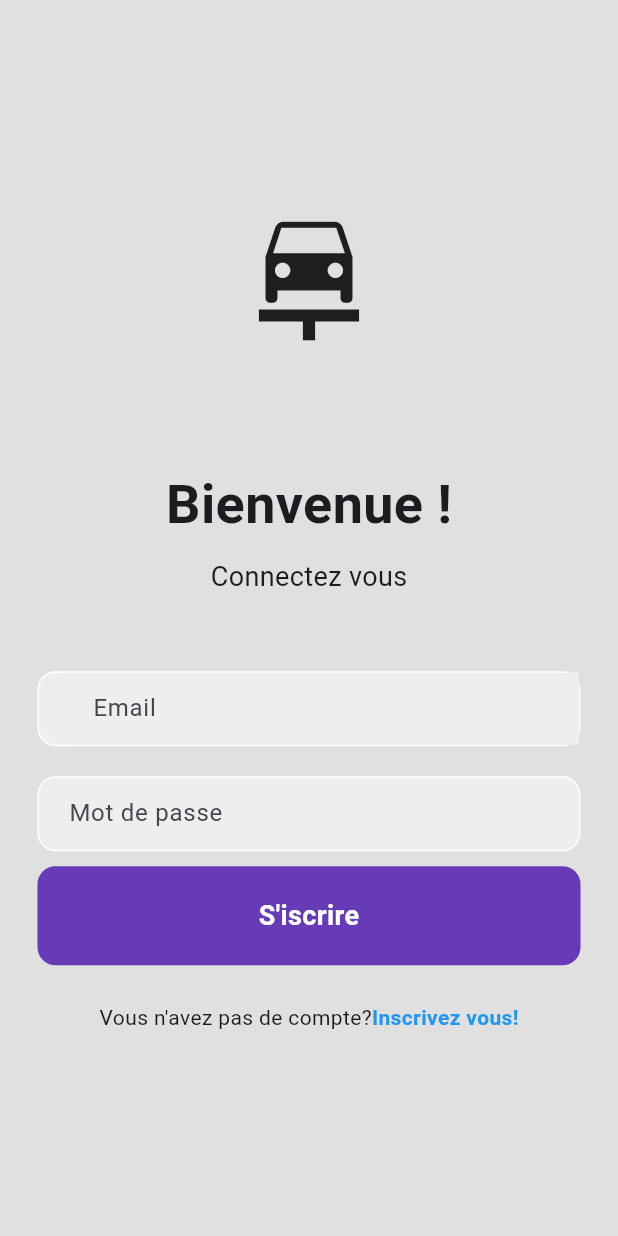
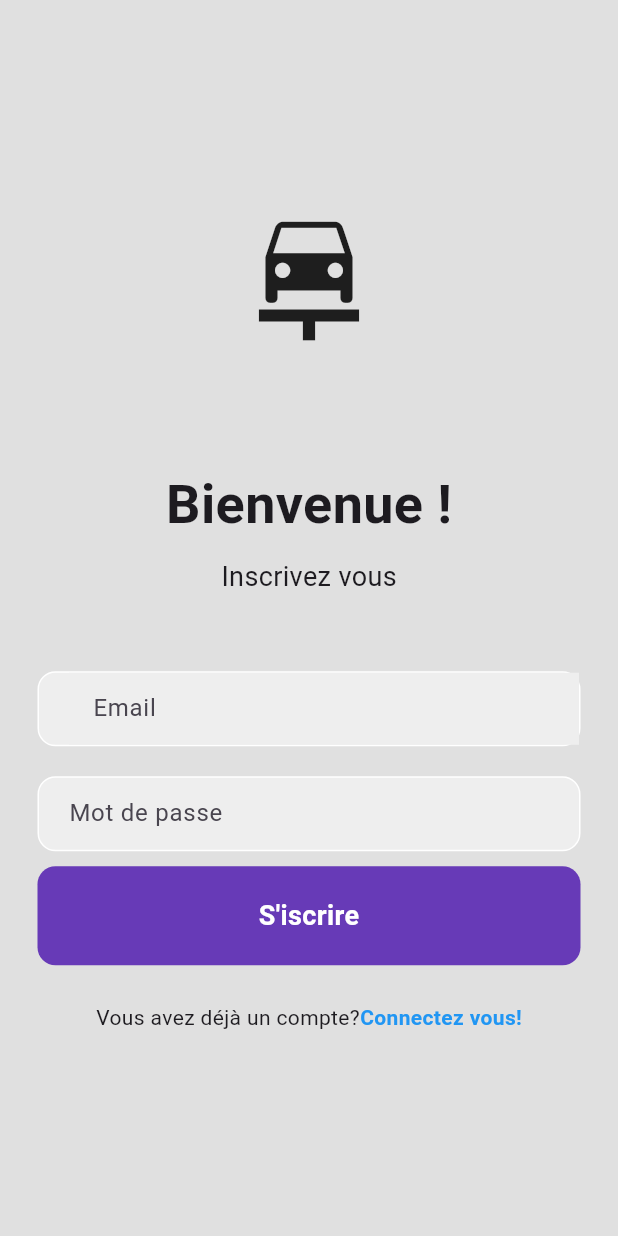
Before and after one commit to Rubensosmont/vhireapp, a Flutter app: the screen it shows after launch, after a tap on "Inscrivez vous!", on a phone screen of 412 x 824 dp. Run offline on Flutter 3.47's test engine with Material 3 defaults, Android fonts, the phone set to English and light mode, and no system bars; our stand-ins replace cloud_firestore, firebase_auth, firebase_core, flutter_spinkit; accounts and stored records are empty.

Commit message:
update of update function

```diff
--- a/lib/models/user.dart
+++ b/lib/models/user.dart
@@ -15,17 +15,18 @@ class AuthenticatedUser {
   // Constructor
   AuthenticatedUser({
     required this.id,
-    this.firstname = "",
-    this.email = "",
-    this.lastname = "",
-    this.gender = "",
-    this.idcard = "",
-    this.license_id = ""
+    this.firstname,
+    this.email,
+    this.lastname,
+    this.gender,
+    this.idcard,
+    this.license_id
   });
 
   // Function to update user's data
   Future update({String? lastname, String? firstname, String? email, String? gender, String? idcard, String? license_id}) async {
 
+    if((lastname!=null) || (firstname!=null) || (email!=null) || (gender!=null) || (idcard!=null) || (license_id!=null)) {
       if(lastname != null) {
         this.lastname = lastname;
       }
@@ -54,5 +55,6 @@ class AuthenticatedUser {
         "license_id": this.license_id
       });
     }
+  }
 
 }
--- a/lib/screens/authentication/login_page.dart
+++ b/lib/screens/authentication/login_page.dart
@@ -2,9 +2,8 @@ import 'package:flutter/material.dart';
 import 'package:vhireapp/screens/authentication/signup_page.dart';
 import 'package:vhireapp/services/authentication.dart';
 import 'package:vhireapp/shared/loading.dart';
-import 'pwd_forget.dart';
-
-import '../wrapper.dart';
+import 'package:vhireapp/screens/wrapper.dart';
+import 'package:vhireapp/screens/authentication/password_forget_page.dart';
 
 class LoginPage extends StatefulWidget {
   const LoginPage({super.key});
@@ -18,9 +17,10 @@ class _LoginPageState extends State<LoginPage> {
   final AuthService _auth = AuthService();
   bool loading = false;
 
-  final _emailController = TextEditingController();
-  final _passwordController = TextEditingController();
+  final TextEditingController _emailController = TextEditingController();
+  final TextEditingController _passwordController = TextEditingController();
 
+  @override
   void dispose() {
     _emailController.dispose();
     _passwordController.dispose();
@@ -37,24 +37,12 @@ class _LoginPageState extends State<LoginPage> {
             child: Column(
               mainAxisAlignment: MainAxisAlignment.center ,
               children: [
-                Icon(Icons.car_repair,
-                  size: 100,),
-                SizedBox(height: 75,),
-                //Welcome section
-                Text("Bienvenue !",
-                  style: TextStyle(
-                    fontWeight: FontWeight.bold,
-                    fontSize: 36,
-                  ),
-                ),
-                SizedBox(height:10,),
-                Text('Connectez vous',
-                  style: TextStyle(
-                      fontSize: 18),
-                ),
-
-                // Email text field
-                SizedBox(height: 50,),
+                const Icon(Icons.car_repair, size: 100,),
+                const SizedBox(height: 75,),
+                const Text("Bienvenue !", style: TextStyle(fontWeight: FontWeight.bold, fontSize: 36)),
+                const SizedBox(height:10,),
+                const Text('Connectez vous', style: TextStyle(fontSize: 18)),
+                const SizedBox(height: 50,),
                 Padding(
                   padding: const EdgeInsets.symmetric(horizontal: 25.0),
                   child: Container(
@@ -62,7 +50,6 @@ class _LoginPageState extends State<LoginPage> {
                       color: Colors.grey[200],
                       border: Border.all(color: Colors.white),
                       borderRadius: BorderRadius.circular(12),
-
                     ),
                     child: Padding(
                       padding: const EdgeInsets.only(left: 20.0),
@@ -80,7 +67,7 @@ class _LoginPageState extends State<LoginPage> {
                 ),
 
                 // Password text field
-                SizedBox(height: 20,),
+                const SizedBox(height: 20,),
                 Padding(
                   padding: const EdgeInsets.symmetric(horizontal: 25.0),
                   child: Container(
@@ -94,7 +81,7 @@ class _LoginPageState extends State<LoginPage> {
                       child: TextField(
                         controller: _passwordController,
                         obscureText: true,
-                        decoration: InputDecoration(
+                        decoration: const InputDecoration(
                           border: InputBorder.none,
                           hintText: 'Mot de passe',
                         ),
@@ -104,7 +91,7 @@ class _LoginPageState extends State<LoginPage> {
                 ),
 
                 // Login Button
-                SizedBox(height: 10,),
+                const SizedBox(height: 10),
                 Padding(
                   padding: const EdgeInsets.symmetric(horizontal: 25.0),
                   child: GestureDetector(
@@ -119,10 +106,10 @@ class _LoginPageState extends State<LoginPage> {
                       }
                     },
                     child: Container(
-                      padding: EdgeInsets.all(20),
+                      padding: const EdgeInsets.all(20),
                       decoration: BoxDecoration( color: Colors.deepPurple,
                           borderRadius: BorderRadius.circular(12)),
-                      child: Center(
+                      child: const Center(
                         child: Text(
                           "Se connecter",
                           style: TextStyle(
@@ -135,18 +122,16 @@ class _LoginPageState extends State<LoginPage> {
                   ),
                 ),
 
-                SizedBox(
+                const SizedBox(
                   height: 10,
                 ),
                 GestureDetector(
                   onTap: () {
-                    Navigator.push(
-                      context,
-                      MaterialPageRoute(
-                          builder: (context) => PasswordForgetPage()),
+                    Navigator.push(context, MaterialPageRoute(
+                          builder: (BuildContext context) => PasswordForgetPage()),
                     );
                   },
-                  child: Text(
+                  child: const Text(
                     "Mot de passe oublié ?",
                     style: TextStyle(
                       color: Colors.blue,
@@ -157,16 +142,16 @@ class _LoginPageState extends State<LoginPage> {
                 ),
 
                 //Registration page link here
-                SizedBox(height: 25,),
+                const SizedBox(height: 25,),
                 Row(
                   mainAxisAlignment: MainAxisAlignment.center,
                   children: [
-                    Text("Vous n'avez pas de compte?"),
+                    const Text("Vous n'avez pas de compte?"),
                     GestureDetector(
                       onTap: () {
                         Navigator.of(context).pushReplacement(MaterialPageRoute(builder: (BuildContext context) => SignUpPage()));
                       } ,
-                      child: Text("Inscrivez vous!",
+                      child: const Text("Inscrivez vous!",
                         style: TextStyle(
                             color: Colors.blue,
                             fontWeight: FontWeight.bold),
--- a/lib/screens/authentication/signup_page.dart
+++ b/lib/screens/authentication/signup_page.dart
@@ -1,5 +1,6 @@
 import 'package:flutter/material.dart';
-import 'package:vhireapp/screens/wrapper.dart';
+import 'package:vhireapp/screens/authentication/login_page.dart';
+import 'package:vhireapp/screens/authentication/signup_step0.dart';
 import 'package:vhireapp/services/authentication.dart';
 import 'package:vhireapp/shared/loading.dart';
 
@@ -15,9 +16,10 @@ class _SignUpPageState extends State<SignUpPage> {
   final AuthService _auth = AuthService();
   bool loading = false;
 
-  final _emailController = TextEditingController();
-  final _passwordController = TextEditingController();
+  final TextEditingController _emailController = TextEditingController();
+  final TextEditingController _passwordController = TextEditingController();
 
+  @override
   void dispose() {
     _emailController.dispose();
     _passwordController.dispose();
@@ -33,24 +35,14 @@ class _SignUpPageState extends State<SignUpPage> {
             child: Column(
               mainAxisAlignment: MainAxisAlignment.center ,
               children: [
-                Icon(Icons.car_repair,
-                  size: 100,),
-                SizedBox(height: 75,),
-                //Welcome section
-                Text("Bienvenue !",
-                  style: TextStyle(
-                    fontWeight: FontWeight.bold,
-                    fontSize: 36,
-                  ),
-                ),
-                SizedBox(height:10,),
-                Text('Connectez vous',
-                  style: TextStyle(
-                      fontSize: 18),
-                ),
+                const Icon(Icons.car_repair, size: 100,),
+                const SizedBox(height: 75,),
+                const Text("Bienvenue !", style: TextStyle(fontWeight: FontWeight.bold, fontSize: 36)),
+                const SizedBox(height: 10),
+                const Text('Inscrivez vous', style: TextStyle(fontSize: 18)),
 
                 // Email text field
-                SizedBox(height: 50,),
+                const SizedBox(height: 50,),
                 Padding(
                   padding: const EdgeInsets.symmetric(horizontal: 25.0),
                   child: Container(
@@ -76,7 +68,7 @@ class _SignUpPageState extends State<SignUpPage> {
                 ),
 
                 // Password text field
-                SizedBox(height: 20,),
+                const SizedBox(height: 20,),
                 Padding(
                   padding: const EdgeInsets.symmetric(horizontal: 25.0),
                   child: Container(
@@ -90,7 +82,7 @@ class _SignUpPageState extends State<SignUpPage> {
                       child: TextField(
                         controller: _passwordController,
                         obscureText: true,
-                        decoration: InputDecoration(
+                        decoration: const InputDecoration(
                           border: InputBorder.none,
                           hintText: 'Mot de passe',
                         ),
@@ -100,7 +92,7 @@ class _SignUpPageState extends State<SignUpPage> {
                 ),
 
                 // Login Button
-                SizedBox(height: 10,),
+                const SizedBox(height: 10,),
                 Padding(
                   padding: const EdgeInsets.symmetric(horizontal: 25.0),
                   child: GestureDetector(
@@ -109,16 +101,16 @@ class _SignUpPageState extends State<SignUpPage> {
                       dynamic result = await _auth.signUp(_emailController.text, _passwordController.text);
                       if(result!=null) {
                         debugPrint(result.id);
-                        Navigator.of(context).pushReplacement(MaterialPageRoute(builder: (BuildContext context) => const Wrapper()));
+                        Navigator.of(context).pushReplacement(MaterialPageRoute(builder: (BuildContext context) =>  SignupStep0()));
                       } else {
                         setState(() => loading = false );
                       }
                     },
                     child: Container(
-                      padding: EdgeInsets.all(20),
+                      padding: const EdgeInsets.all(20),
                       decoration: BoxDecoration( color: Colors.deepPurple,
                           borderRadius: BorderRadius.circular(12)),
-                      child: Center(
+                      child: const Center(
                         child: Text(
                           "S'iscrire",
                           style: TextStyle(
@@ -132,15 +124,20 @@ class _SignUpPageState extends State<SignUpPage> {
                 ),
 
                 //Registration page link here
-                SizedBox(height: 25,),
+                const SizedBox(height: 25,),
                 Row(
                   mainAxisAlignment: MainAxisAlignment.center,
                   children: [
-                    Text("Vous n'avez pas de compte?"),
-                    Text("Inscrivez vous!",
-                      style: TextStyle(
-                          color: Colors.blue,
-                          fontWeight: FontWeight.bold),
+                    const Text("Vous avez déjà un compte?"),
+                    GestureDetector(
+                      onTap: () {
+                        Navigator.of(context).pushReplacement(MaterialPageRoute(builder: (BuildContext context) => LoginPage()));
+                      } ,
+                      child: const Text("Connectez vous!",
+                        style: TextStyle(
+                            color: Colors.blue,
+                            fontWeight: FontWeight.bold),
+                      ),
                     ),
                   ],
                 ),
```
Also changed, not shown: lib/screens/authentication/new_password_page.dart (renamed from lib/screens/authentication/new_pwd.dart, +21 -23 lines), lib/screens/authentication/password_forget_page.dart (renamed from lib/screens/authentication/pwd_forget.dart, +10 -8 lines), lib/screens/authentication/signup_step0.dart (+16 -20 lines), lib/screens/authentication/signup_step1.dart (+17 -21 lines). Lines whose indentation alone changed are shown as unchanged.
